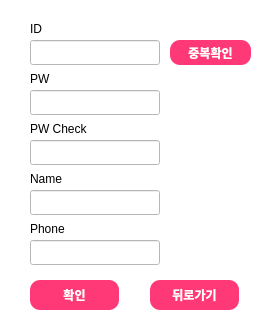
Qt form Sodesucar_clnt/signup.ui (mssung34/Sodesucar) before a commit.
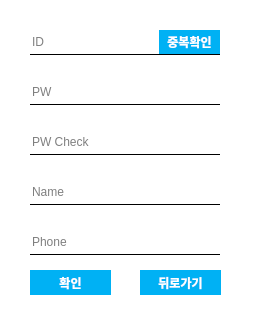
The same form after that commit.

```diff
--- a/Sodesucar_clnt/signup.ui
+++ b/Sodesucar_clnt/signup.ui
@@ -6,8 +6,8 @@
    <rect>
     <x>0</x>
     <y>0</y>
-    <width>275</width>
-    <height>335</height>
+    <width>260</width>
+    <height>330</height>
    </rect>
   </property>
   <property name="windowTitle">
@@ -20,57 +20,82 @@
    <property name="geometry">
     <rect>
      <x>30</x>
-     <y>40</y>
-     <width>130</width>
+     <y>30</y>
+     <width>190</width>
      <height>25</height>
     </rect>
    </property>
    <property name="styleSheet">
-    <string notr="true"/>
+    <string notr="true">border:none;
+border-bottom:0.5px solid #000;</string>
+   </property>
+   <property name="placeholderText">
+    <string>ID</string>
    </property>
   </widget>
   <widget class="QLineEdit" name="pw_text">
    <property name="geometry">
     <rect>
      <x>30</x>
-     <y>90</y>
-     <width>130</width>
+     <y>80</y>
+     <width>190</width>
      <height>25</height>
     </rect>
    </property>
+   <property name="styleSheet">
+    <string notr="true">border:none;
+border-bottom:0.5px solid #000;</string>
+   </property>
    <property name="echoMode">
     <enum>QLineEdit::Password</enum>
    </property>
+   <property name="placeholderText">
+    <string>PW</string>
+   </property>
   </widget>
   <widget class="QLineEdit" name="pw2_text">
    <property name="geometry">
     <rect>
      <x>30</x>
-     <y>140</y>
-     <width>130</width>
+     <y>130</y>
+     <width>190</width>
      <height>25</height>
     </rect>
    </property>
+   <property name="styleSheet">
+    <string notr="true">border:none;
+border-bottom:0.5px solid #000;</string>
+   </property>
    <property name="echoMode">
     <enum>QLineEdit::Password</enum>
    </property>
+   <property name="placeholderText">
+    <string>PW Check</string>
+   </property>
   </widget>
   <widget class="QLineEdit" name="phone_text">
    <property name="geometry">
     <rect>
      <x>30</x>
-     <y>240</y>
-     <width>130</width>
+     <y>230</y>
+     <width>190</width>
      <height>25</height>
     </rect>
    </property>
+   <property name="styleSheet">
+    <string notr="true">border:none;
+border-bottom:0.5px solid #000;</string>
+   </property>
+   <property name="placeholderText">
+    <string>Phone</string>
+   </property>
   </widget>
   <widget class="QPushButton" name="check_btn">
    <property name="geometry">
     <rect>
-     <x>170</x>
-     <y>40</y>
-     <width>81</width>
+     <x>159</x>
+     <y>30</y>
+     <width>61</width>
      <height>25</height>
     </rect>
    </property>
@@ -83,9 +108,10 @@
    </property>
    <property name="styleSheet">
     <string notr="true">QPushButton{
-	background-color: rgb(255, 56, 120);
+	background-color: rgb(0, 177, 244);
 	color: rgb(255, 255, 255);
-    border-radius: 10px;
+	border:none;
+	border-bottom:0.5px solid #000;
 }
 QPushButton:hover{
 	background-color: rgb(255, 255, 255);
@@ -101,9 +127,9 @@
    <property name="geometry">
     <rect>
      <x>30</x>
-     <y>280</y>
-     <width>89</width>
-     <height>30</height>
+     <y>270</y>
+     <width>81</width>
+     <height>25</height>
     </rect>
    </property>
    <property name="font">
@@ -115,9 +141,9 @@
    </property>
    <property name="styleSheet">
     <string notr="true">QPushButton{
-	background-color: rgb(255, 56, 120);
+	background-color: rgb(0, 177, 244);
 	color: rgb(255, 255, 255);
-    border-radius: 10px;
+    border:none
 }
 QPushButton:hover{
 	background-color: rgb(255, 255, 255);
@@ -132,10 +158,10 @@
   <widget class="QPushButton" name="exit_btn">
    <property name="geometry">
     <rect>
-     <x>150</x>
-     <y>280</y>
-     <width>89</width>
-     <height>30</height>
+     <x>140</x>
+     <y>270</y>
+     <width>81</width>
+     <height>25</height>
     </rect>
    </property>
    <property name="font">
@@ -147,9 +173,9 @@
    </property>
    <property name="styleSheet">
     <string notr="true">QPushButton{
-	background-color: rgb(255, 56, 120);
+	background-color: rgb(0, 177, 244);
 	color: rgb(255, 255, 255);
-    border-radius: 10px;
+    border:none
 }
 QPushButton:hover{
 	background-color: rgb(255, 255, 255);
@@ -165,74 +191,16 @@
    <property name="geometry">
     <rect>
      <x>30</x>
-     <y>190</y>
-     <width>130</width>
+     <y>180</y>
+     <width>190</width>
      <height>25</height>
     </rect>
    </property>
-  </widget>
-  <widget class="QLabel" name="label">
-   <property name="geometry">
-    <rect>
-     <x>30</x>
-     <y>20</y>
-     <width>67</width>
-     <height>17</height>
-    </rect>
+   <property name="styleSheet">
+    <string notr="true">border:none;
+border-bottom:0.5px solid #000;</string>
    </property>
-   <property name="text">
-    <string>ID</string>
-   </property>
-  </widget>
-  <widget class="QLabel" name="label_2">
-   <property name="geometry">
-    <rect>
-     <x>30</x>
-     <y>70</y>
-     <width>67</width>
-     <height>17</height>
-    </rect>
-   </property>
-   <property name="text">
-    <string>PW</string>
-   </property>
-  </widget>
-  <widget class="QLabel" name="label_3">
-   <property name="geometry">
-    <rect>
-     <x>30</x>
-     <y>120</y>
-     <width>67</width>
-     <height>17</height>
-    </rect>
-   </property>
-   <property name="text">
-    <string>PW Check</string>
-   </property>
-  </widget>
-  <widget class="QLabel" name="label_4">
-   <property name="geometry">
-    <rect>
-     <x>30</x>
-     <y>220</y>
-     <width>67</width>
-     <height>17</height>
-    </rect>
-   </property>
-   <property name="text">
-    <string>Phone</string>
-   </property>
-  </widget>
-  <widget class="QLabel" name="label_5">
-   <property name="geometry">
-    <rect>
-     <x>30</x>
-     <y>170</y>
-     <width>67</width>
-     <height>17</height>
-    </rect>
-   </property>
-   <property name="text">
+   <property name="placeholderText">
     <string>Name</string>
    </property>
   </widget>
```
Left out of the diff: 13 changed lines with no effect on the pictures.
